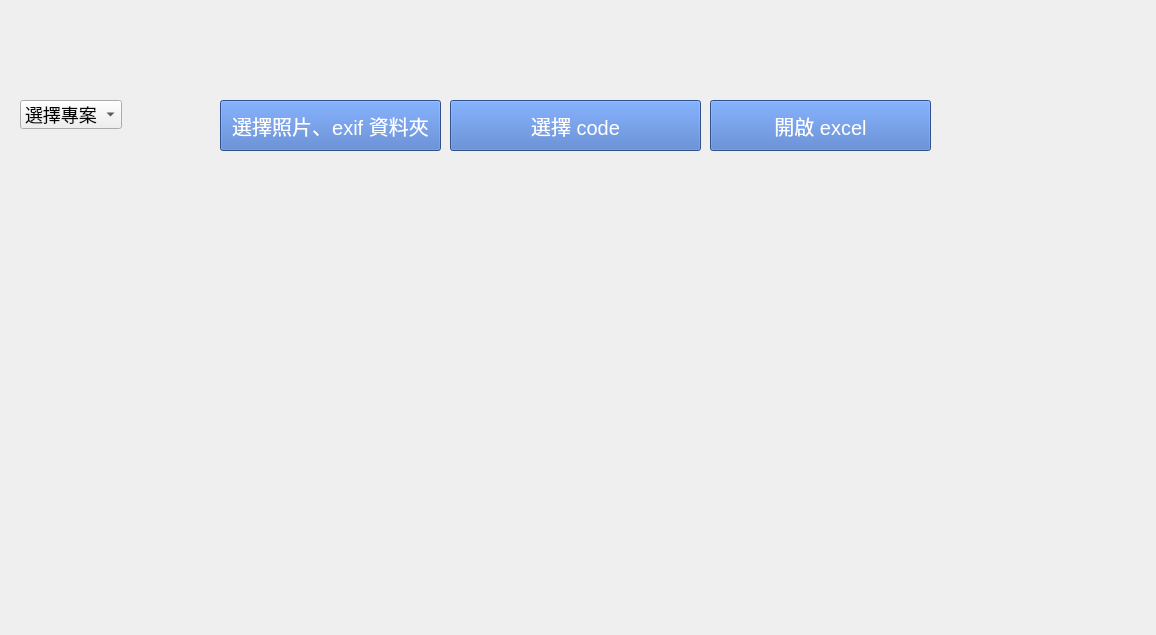
This is MTK/AE/mtkAEanalysis/UI.ui in YuTing-Fang1999/FIH-tool as Qt 5 draws it before an edit. The edited form follows.
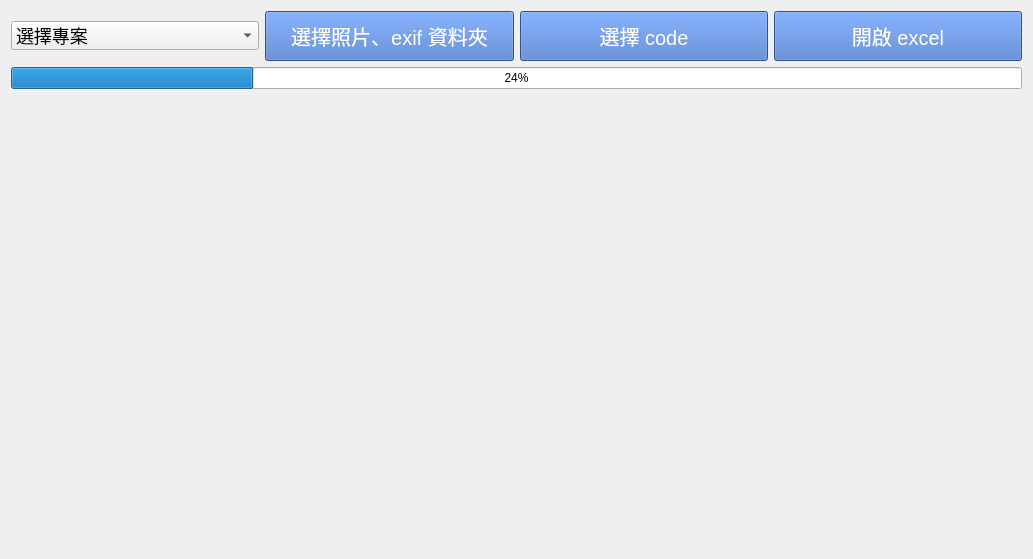
This is the edited form.

The edit to the form file:
```diff
--- a/MTK/AE/mtkAEanalysis/UI.ui
+++ b/MTK/AE/mtkAEanalysis/UI.ui
@@ -6,22 +6,18 @@
    <rect>
     <x>0</x>
     <y>0</y>
-    <width>1156</width>
-    <height>635</height>
+    <width>1033</width>
+    <height>559</height>
    </rect>
   </property>
   <property name="windowTitle">
    <string>Form</string>
   </property>
+  <layout class="QVBoxLayout" name="verticalLayout">
+   <item>
+    <layout class="QHBoxLayout" name="horizontalLayout">
+     <item>
   <widget class="QComboBox" name="project_type_selecter">
-   <property name="geometry">
-    <rect>
-     <x>20</x>
-     <y>100</y>
-     <width>102</width>
-     <height>24</height>
-    </rect>
-   </property>
    <property name="font">
     <font>
      <pointsize>-1</pointsize>
@@ -43,33 +39,17 @@
     </property>
    </item>
   </widget>
-  <widget class="QPushButton" name="load_code_btn">
-   <property name="geometry">
-    <rect>
-     <x>450</x>
-     <y>100</y>
-     <width>251</width>
-     <height>51</height>
-    </rect>
-   </property>
-   <property name="styleSheet">
-    <string notr="true">font:20px ;
-text-align:center;
-background:rgb(68, 114, 196); 
-color:rgb(255, 255, 255);</string>
-   </property>
-   <property name="text">
-    <string>選擇 code</string>
-   </property>
-  </widget>
+     </item>
+     <item>
   <widget class="QPushButton" name="load_exif_btn">
-   <property name="geometry">
-    <rect>
-     <x>220</x>
-     <y>100</y>
-     <width>221</width>
-     <height>51</height>
-    </rect>
+       <property name="minimumSize">
+        <size>
+         <width>0</width>
+         <height>50</height>
+        </size>
+       </property>
+       <property name="cursor">
+        <cursorShape>PointingHandCursor</cursorShape>
    </property>
    <property name="styleSheet">
     <string notr="true">font:20px ;
@@ -81,14 +61,39 @@
     <string>選擇照片、exif 資料夾</string>
    </property>
   </widget>
+     </item>
+     <item>
+      <widget class="QPushButton" name="load_code_btn">
+       <property name="minimumSize">
+        <size>
+         <width>0</width>
+         <height>50</height>
+        </size>
+       </property>
+       <property name="cursor">
+        <cursorShape>PointingHandCursor</cursorShape>
+       </property>
+       <property name="styleSheet">
+        <string notr="true">font:20px ;
+text-align:center;
+background:rgb(68, 114, 196); 
+color:rgb(255, 255, 255);</string>
+       </property>
+       <property name="text">
+        <string>選擇 code</string>
+       </property>
+      </widget>
+     </item>
+     <item>
   <widget class="QPushButton" name="open_excel_btn">
-   <property name="geometry">
-    <rect>
-     <x>710</x>
-     <y>100</y>
-     <width>221</width>
-     <height>51</height>
-    </rect>
+       <property name="minimumSize">
+        <size>
+         <width>0</width>
+         <height>50</height>
+        </size>
+       </property>
+       <property name="cursor">
+        <cursorShape>PointingHandCursor</cursorShape>
    </property>
    <property name="styleSheet">
     <string notr="true">font:20px ;
@@ -100,6 +105,30 @@
     <string>開啟 excel</string>
    </property>
   </widget>
+     </item>
+    </layout>
+   </item>
+   <item>
+    <widget class="QProgressBar" name="progressBar">
+     <property name="value">
+      <number>24</number>
+     </property>
+    </widget>
+   </item>
+   <item>
+    <spacer name="verticalSpacer">
+     <property name="orientation">
+      <enum>Qt::Vertical</enum>
+     </property>
+     <property name="sizeHint" stdset="0">
+      <size>
+       <width>20</width>
+       <height>40</height>
+      </size>
+     </property>
+    </spacer>
+   </item>
+  </layout>
  </widget>
  <resources/>
  <connections/>
```
Lines whose indentation alone changed are shown as unchanged.
